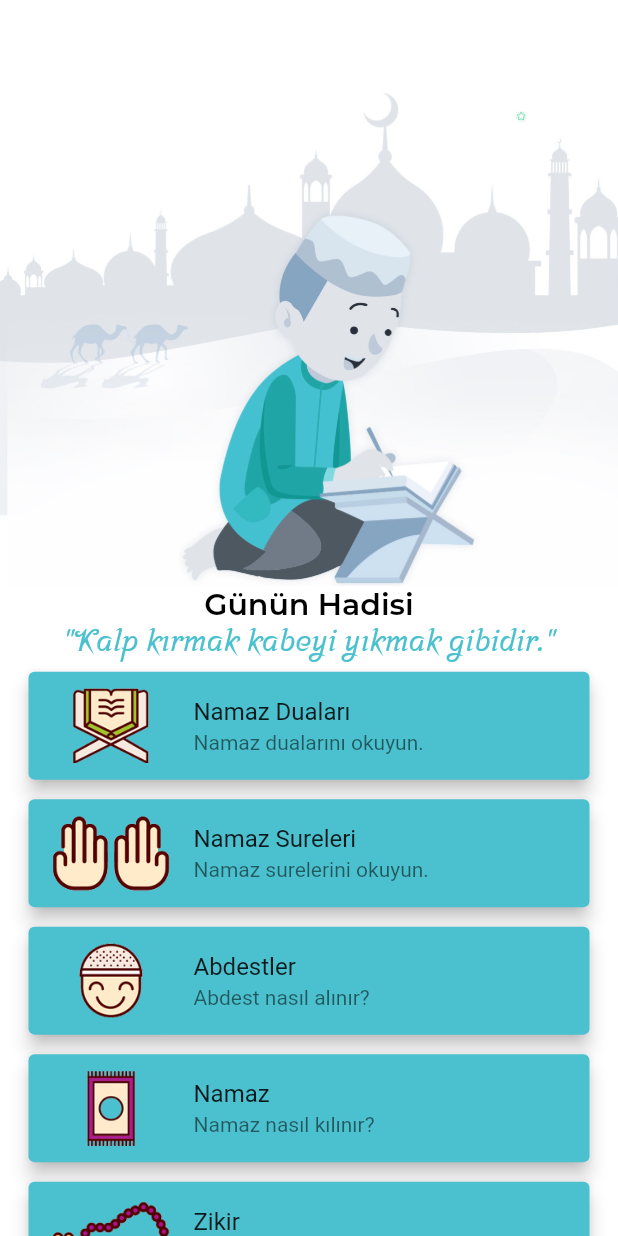
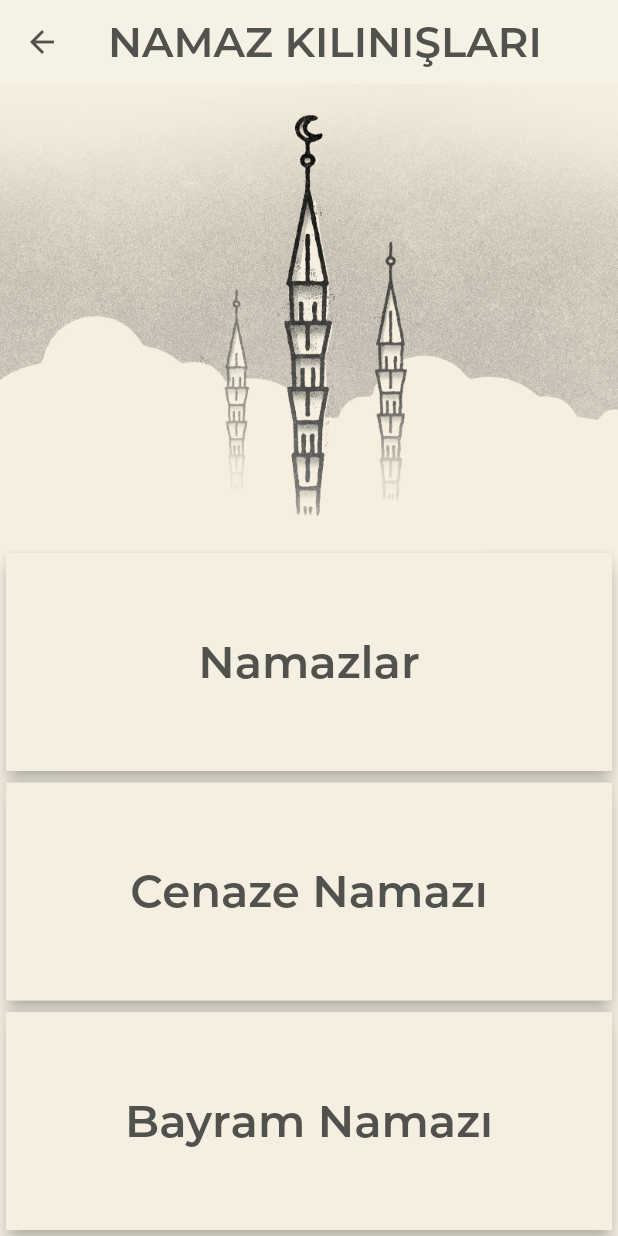
Before and after one commit to Bucerella/DuaApp, a Flutter app: the screen it shows after launch, after a tap on "Namaz", on a phone screen of 412 x 824 dp. Run offline on Flutter 3.47's test engine with Material 2 defaults, Android fonts, the phone set to English and light mode, and no system bars; network calls fail.

Commit message:
Namaz kılınışı eklendi.

```diff
--- a/lib/main.dart
+++ b/lib/main.dart
@@ -1,4 +1,6 @@
 import 'package:dua_app/screen/homescreen.dart';
+import 'package:dua_app/screen/namaz_kilinisi/besvakit.dart';
+import 'package:dua_app/screen/namaz_kilinisi/sabahnamazi.dart';
 import 'package:dua_app/screen/namaz_sureleri/namazsureleri.dart';
 import 'package:flutter/material.dart';
 void main(){
--- a/lib/screen/homescreen.dart
+++ b/lib/screen/homescreen.dart
@@ -1,6 +1,7 @@
 import 'package:dua_app/screen/abdestler/abdest.dart';
 import 'package:dua_app/screen/esmaulhusna.dart';
 import 'package:dua_app/screen/namaz_dualari/namazdualari.dart';
+import 'package:dua_app/screen/namaz_kilinisi/namazkilinisi.dart';
 import 'package:dua_app/screen/namaz_sureleri/namazsureleri.dart';
 import 'package:dua_app/widgets/extension_widget.dart';
 import 'package:flutter/material.dart';
@@ -57,7 +58,7 @@ class _HomeDuaState extends State<HomeDua> {
             SizedBox(
               height: 5,
             ),
-            makeCard("Namaz", "Namaz nasıl kılınır?", "namaznasil.png"),
+            makeCard("Namaz", "Namaz nasıl kılınır?", "namaznasil.png",yol: NamazKilinislari(),context: context),
             SizedBox(
               height: 5,
             ),
@@ -68,6 +69,7 @@ class _HomeDuaState extends State<HomeDua> {
             makeCard(
                 "Esmaü'l Hüsna", "Esmaü'l Hüsna okuyun.", "esmaulhusna.png",
                 yol: EsmaulHusna(), context: context),
+            SizedBox(height: 10,)
           ],
         ),
       ),
--- a/lib/screen/namaz_dualari/namazdualari_detay.dart
+++ b/lib/screen/namaz_dualari/namazdualari_detay.dart
@@ -9,7 +9,9 @@ class _NamazDuaDetayState extends State<NamazDuaDetay> {
   @override
   Widget build(BuildContext context) {
     return Scaffold(
+
       appBar: AppBar(
+
         title: Text("Namaz Duaları"),
       ),
     );
--- a/lib/screen/namaz_kilinisi/namazkilinisi.dart
+++ b/lib/screen/namaz_kilinisi/namazkilinisi.dart
@@ -0,0 +1,37 @@
+import 'package:dua_app/screen/abdestler/namazabdesti.dart';
+import 'package:dua_app/screen/namaz_kilinisi/besvakit.dart';
+import 'package:dua_app/widgets/extension_widget.dart';
+import 'package:flutter/material.dart';
+
+class NamazKilinislari extends StatefulWidget {
+  @override
+  _NamazKilinislariState createState() => _NamazKilinislariState();
+}
+
+class _NamazKilinislariState extends State<NamazKilinislari> {
+  @override
+  Widget build(BuildContext context) {
+    return Scaffold(
+      backgroundColor: Color(0XFFF4EFE1),
+      appBar: AppBar(
+        iconTheme: IconThemeData(color: Color(0XFF51524E)),
+        backgroundColor: Color(0XFFF5F1E5),
+        elevation: 0,
+        title: Text("NAMAZ KILINIŞLARI",
+          style: TextStyle(
+              fontSize: 28,
+              color: Color(0XFF51524E),
+              fontWeight: FontWeight.bold,
+              fontFamily: "Montserrat"),),
+      ),
+      body: Column(
+        children: <Widget>[
+          Image.asset("images/namaz.jpg"),
+          namazKilinis("Namazlar",context,yol: BestVakitNamazlar()),
+          namazKilinis("Cenaze Namazı",context, yol: BestVakitNamazlar()),
+          namazKilinis("Bayram Namazı",context,yol: BestVakitNamazlar()),
+        ],
+      ),
+    );
+  }
+}
--- a/lib/widgets/extension_widget.dart
+++ b/lib/widgets/extension_widget.dart
@@ -198,6 +198,41 @@ Widget namazAbdesti(BuildContext context, String resim, String aciklama) {
   );
 }
 
+
+
+Widget namazKilinisiCard(BuildContext context, String resim, String aciklama) {
+  var size = MediaQuery.of(context).size;
+
+  return Padding(
+    padding: EdgeInsets.only(left: 10, right: 10, top: 6),
+    child: Card(
+      child: Container(
+        width: size.width - 20,
+        child: Column(
+          children: <Widget>[
+            SizedBox(
+              height: 10,
+            ),
+            Image.asset("images/$resim"),
+            SizedBox(
+              height: 10,
+            ),
+            Container(
+                alignment: Alignment.topLeft,
+                child: Padding(
+                  padding: const EdgeInsets.all(10.0),
+                  child: Text(
+                    "$aciklama",
+                    style: TextStyle(fontSize: 20, fontFamily: "TitilliumWeb"),
+                  ),
+                )),
+          ],
+        ),
+      ),
+    ),
+  );
+}
+
 Widget namazSureCard(String sIsim, String sArabic, String sTurkish, sAnlam,
     BuildContext context) {
   var size = MediaQuery.of(context).size;
@@ -302,3 +337,32 @@ Widget sureDetayCard(String sIsim, String sArabic, String sTurkish, sAnlam,
     ),
   );
 }
+
+Widget namazKilinis(String isim, context, {Widget yol}) {
+  var size = MediaQuery.of(context).size;
+  return Expanded(
+    child: InkWell(
+      onTap: () {
+        var route = MaterialPageRoute(builder: (context) {
+          return yol;
+        });
+        Navigator.push(context, route);
+      },
+      child: Card(
+        elevation: 5,
+        child: Container(
+          alignment: Alignment.center,
+          color: Color(0xFFF4EFE1),
+          child: Text(
+            "$isim",
+            style: TextStyle(
+                fontSize: 30,
+                color: Color(0XFF51524E),
+                fontWeight: FontWeight.bold,
+                fontFamily: "Montserrat"),
+          ),
+        ),
+      ),
+    ),
+  );
+}
```
Also changed, not shown: lib/screen/namaz_kilinisi/besvakit.dart (added, +42 -0 lines), lib/screen/namaz_kilinisi/sabahnamazi.dart (added, +61 -0 lines), images/namaz-1.jpg (added), images/namaz-2.jpg (added), images/namaz-3.jpg (added), images/namaz-4.jpg (added), images/namaz-5.jpg (added), images/namaz-6.jpg (added), images/namaz-7.jpg (added), images/namaz.jpg (added).
